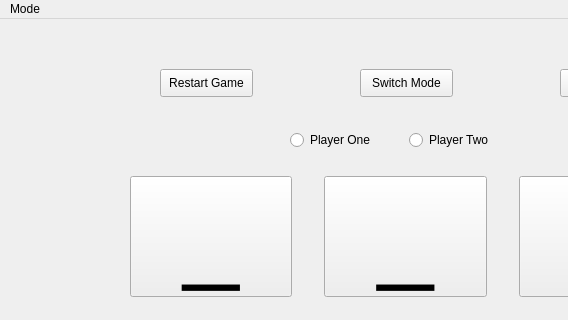
Qt form forms/mainwindow.ui (RRkundkar777/Tickle) before a commit; both pictures show x 0 to 568 and y 0 to 320 of the 800 by 700 pixel window.
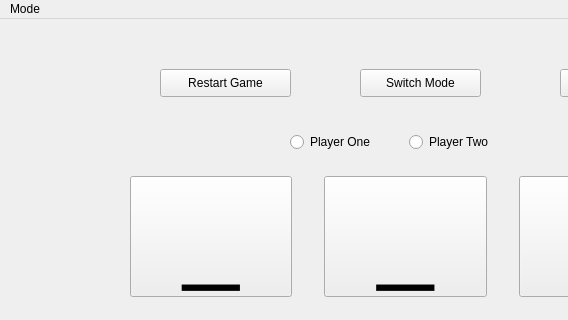
The same form after that commit. Custom widgets are drawn as their Qt base class.

Commit message: fixed the button text overflow

Diff of the .ui file:
```diff
--- a/forms/mainwindow.ui
+++ b/forms/mainwindow.ui
@@ -142,7 +142,7 @@
      <rect>
       <x>160</x>
       <y>50</y>
-      <width>93</width>
+      <width>131</width>
       <height>28</height>
      </rect>
     </property>
@@ -168,7 +168,7 @@
      <rect>
       <x>360</x>
       <y>50</y>
-      <width>93</width>
+      <width>121</width>
       <height>28</height>
      </rect>
     </property>
@@ -176,13 +176,13 @@
      <string>Switch Mode</string>
     </property>
    </widget>
-   <widget class="QWidget" name="">
+   <widget class="QWidget" name="layoutWidget">
     <property name="geometry">
      <rect>
       <x>290</x>
       <y>110</y>
       <width>231</width>
-      <height>22</height>
+      <height>27</height>
      </rect>
     </property>
     <layout class="QHBoxLayout" name="horizontalLayout">
```
Left out of the diff: 2 changed lines with no effect on the pictures.
